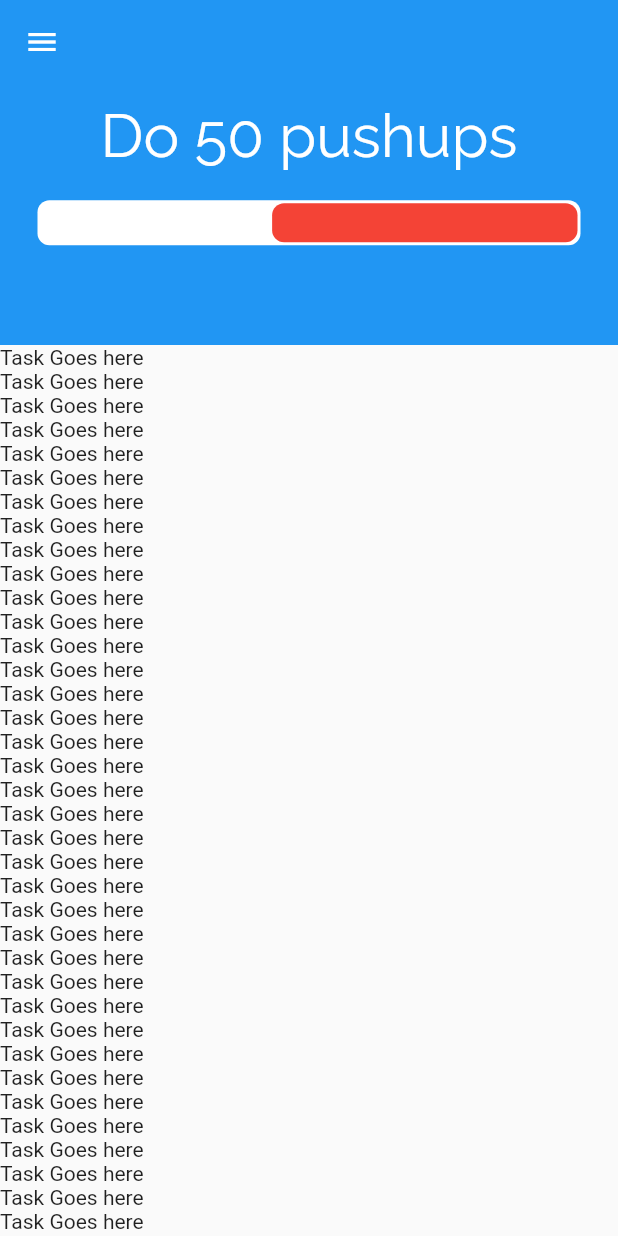
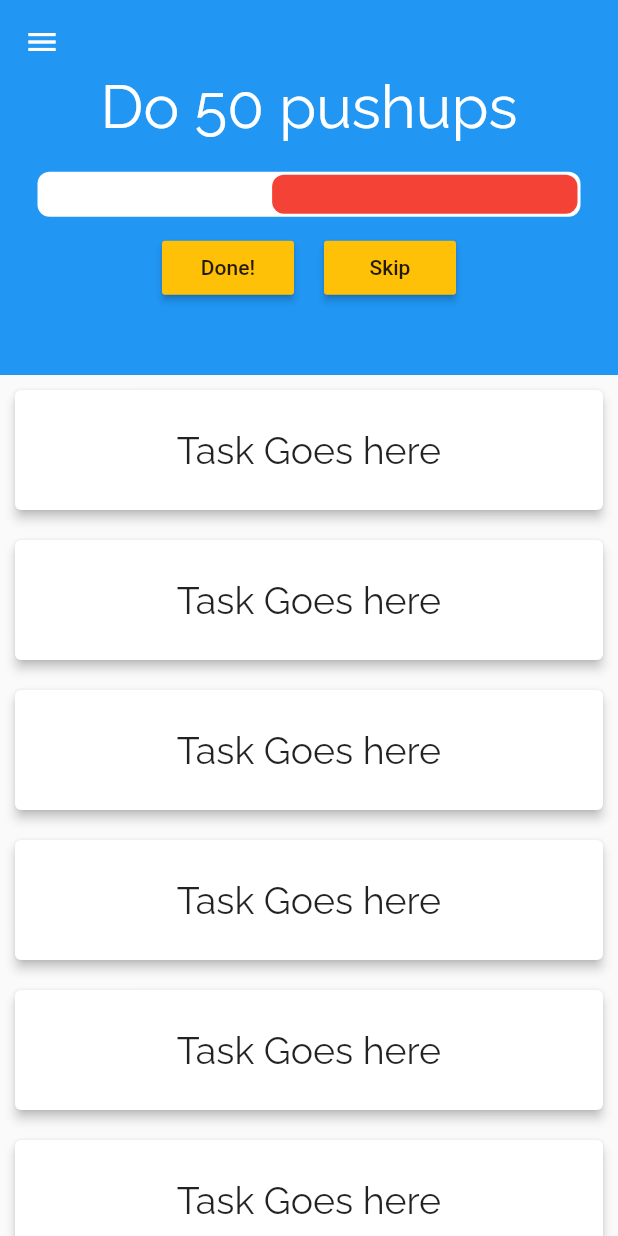
Before and after one commit to aryaman31/cautious-eureka, a Flutter app: the screen it shows after launch, on a phone screen of 412 x 824 dp. Run offline on Flutter 3.47's test engine with Material 2 defaults, Android fonts, the phone set to English and light mode, and no system bars.

Commit message:
Added completed card and "done" + "skip" buttons with no functionality

```diff
--- /dev/null
+++ b/lib/completed_tasks.dart
@@ -0,0 +1,24 @@
+import 'package:flutter/material.dart';
+
+class CompletedCard extends StatelessWidget {
+
+  final text;
+
+  CompletedCard({this.text});
+
+  @override
+  Widget build(BuildContext context) {
+    return Container(
+      height: 100,
+      child: Card(
+        elevation: 3,
+        margin: EdgeInsets.all(10),
+        child: Padding(
+          padding: EdgeInsets.all(8.0),
+          child: Center(child: Text(text, style: TextStyle(fontFamily: 'Raleway', fontSize: 25.0),)),
+        ),
+      ),
+    );
+  }
+
+}
--- a/lib/root_page.dart
+++ b/lib/root_page.dart
@@ -1,6 +1,7 @@
 import 'package:flutter/material.dart';
 
 import 'top_half.dart';
+import 'completed_tasks.dart';
 
 class RootPage extends StatelessWidget {
   @override
@@ -9,94 +10,26 @@ class RootPage extends StatelessWidget {
       body: CustomScrollView(
         slivers: <Widget>[
           SliverAppBar(
-            expandedHeight: 230,
-            collapsedHeight: 130,
-            floating: true,
+            expandedHeight: 250,
+            collapsedHeight: 250,
             pinned: true,
             flexibleSpace: MainStuff(),
           ),
           SliverList(
               delegate: SliverChildListDelegate([
-                Text("Task Goes here"),
-                Text("Task Goes here"),
-                Text("Task Goes here"),
-                Text("Task Goes here"),
-                Text("Task Goes here"),
-                Text("Task Goes here"),
-                Text("Task Goes here"),
-                Text("Task Goes here"),
-                Text("Task Goes here"),
-                Text("Task Goes here"),
-                Text("Task Goes here"),
-                Text("Task Goes here"),
-                Text("Task Goes here"),
-                Text("Task Goes here"),
-                Text("Task Goes here"),
-                Text("Task Goes here"),
-                Text("Task Goes here"),
-                Text("Task Goes here"),
-                Text("Task Goes here"),
-                Text("Task Goes here"),
-                Text("Task Goes here"),
-                Text("Task Goes here"),
-                Text("Task Goes here"),
-                Text("Task Goes here"),
-                Text("Task Goes here"),
-                Text("Task Goes here"),
-                Text("Task Goes here"),
-                Text("Task Goes here"),
-                Text("Task Goes here"),
-                Text("Task Goes here"),
-                Text("Task Goes here"),
-                Text("Task Goes here"),
-                Text("Task Goes here"),
-                Text("Task Goes here"),
-                Text("Task Goes here"),
-                Text("Task Goes here"),
-                Text("Task Goes here"),
-                Text("Task Goes here"),
-                Text("Task Goes here"),
-                Text("Task Goes here"),
-                Text("Task Goes here"),
-                Text("Task Goes here"),
-                Text("Task Goes here"),
-                Text("Task Goes here"),
-                Text("Task Goes here"),
-                Text("Task Goes here"),
-                Text("Task Goes here"),
-                Text("Task Goes here"),
-                Text("Task Goes here"),
-                Text("Task Goes here"),
-                Text("Task Goes here"),
-                Text("Task Goes here"),
-                Text("Task Goes here"),
-                Text("Task Goes here"),
-                Text("Task Goes here"),
-                Text("Task Goes here"),
-                Text("Task Goes here"),
-                Text("Task Goes here"),
-                Text("Task Goes here"),
-                Text("Task Goes here"),
-                Text("Task Goes here"),
-                Text("Task Goes here"),
-                Text("Task Goes here"),
-                Text("Task Goes here"),
-                Text("Task Goes here"),
-                Text("Task Goes here"),
-                Text("Task Goes here"),
-                Text("Task Goes here"),
-                Text("Task Goes here"),
-                Text("Task Goes here"),
-                Text("Task Goes here"),
-                Text("Task Goes here"),
-                Text("Task Goes here"),
-                Text("Task Goes here"),
-                Text("Task Goes here"),
-                Text("Task Goes here"),
-                Text("Task Goes here"),
-                Text("Task Goes here"),
-                Text("Task Goes here"),
-                Text("Task Goes here"),
+                CompletedCard(text: "Task Goes here",),
+                CompletedCard(text: "Task Goes here",),
+                CompletedCard(text: "Task Goes here",),
+                CompletedCard(text: "Task Goes here",),
+                CompletedCard(text: "Task Goes here",),
+                CompletedCard(text: "Task Goes here",),
+                CompletedCard(text: "Task Goes here",),
+                CompletedCard(text: "Task Goes here",),
+                CompletedCard(text: "Task Goes here",),
+                CompletedCard(text: "Task Goes here",),
+                CompletedCard(text: "Task Goes here",),
+                CompletedCard(text: "Task Goes here",),
+                CompletedCard(text: "Task Goes here",),
               ])
           )
         ],
--- a/lib/top_half.dart
+++ b/lib/top_half.dart
@@ -11,7 +11,24 @@ class MainStuff extends StatelessWidget {
             children: <Widget>[
               Text("Do 50 pushups", style: TextStyle(fontSize: 40, fontFamily: "Raleway", color: Colors.white), textAlign: TextAlign.center,),
               Padding(padding: EdgeInsets.all(10)),
-              CountDownTimer()
+              CountDownTimer(),
+              Padding(padding: EdgeInsets.all(5)),
+              Row(
+                mainAxisAlignment: MainAxisAlignment.center,
+                children: [
+                  RaisedButton(
+                    onPressed: () => print("Hello World!!"),
+                    color: Colors.amber,
+                    child: Text("Done!"),
+                  ),
+                  Padding(padding: EdgeInsets.all(10)),
+                  RaisedButton(
+                    onPressed: () => print("Your mom is gay"),
+                    color: Colors.amber,
+                    child: Text("Skip"),
+                  )
+                ],
+              )
         ],
       )),
     );
```
